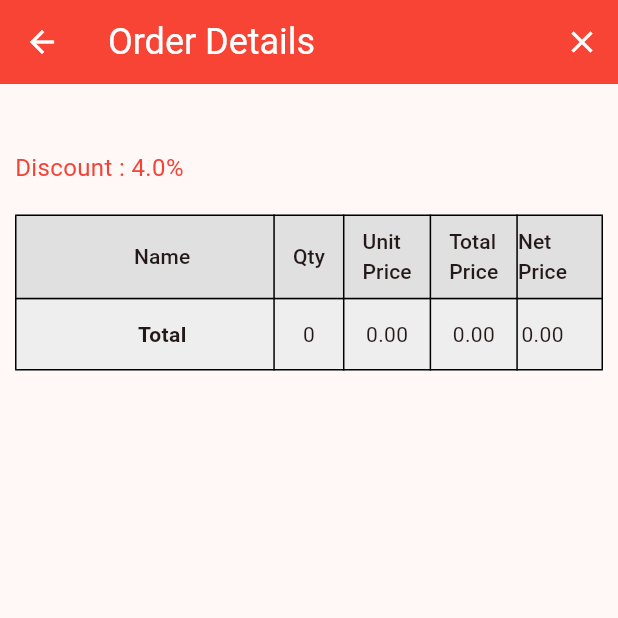
After one commit to PrathamBhavsar/order_management_app, a Flutter app: the OrderDetailsScreen screen opened directly, on a phone screen of 412 x 824 dp, the top half of it. The commit adds this screen. Run offline on Flutter 3.47's test engine with Material 3 defaults, Android fonts, the phone set to English and light mode, and no system bars; our stand-ins replace dio, logger, signature, sqflite; accounts and stored records are empty; network calls fail.

Commit message:
added details screen

```diff
--- a/lib/main.dart
+++ b/lib/main.dart
@@ -14,6 +14,7 @@ import 'domain/use_cases/remote/remote_customer_use_cases.dart';
 import 'data/repositories/customer_repository.dart';
 import 'presentation/providers/order_provider.dart';
 import 'presentation/providers/product_provider.dart';
+import 'presentation/screens/order_details_screen.dart';
 import 'presentation/screens/splash/splash_screen.dart';
 
 void main() {
--- /dev/null
+++ b/lib/presentation/screens/order_details_screen.dart
@@ -0,0 +1,181 @@
+import 'package:flutter/material.dart';
+import 'package:provider/provider.dart';
+import '../../core/extensions/app_paddings.dart';
+import '../providers/order_provider.dart';
+
+class OrderDetailsScreen extends StatelessWidget {
+  const OrderDetailsScreen({super.key});
+
+  @override
+  Widget build(BuildContext context) {
+    final orderProvider = Provider.of<OrderProvider>(context);
+    final orderItems = orderProvider.orderItems;
+    final customerName =
+        orderProvider.selectedCustomer?.name ?? "Unknown Customer";
+    final discount = 4.0;
+
+    double totalQty = orderItems.values.fold(0, (sum, qty) => sum + qty);
+    double totalUnitPrice = orderItems.entries.fold(
+      0,
+      (sum, entry) => sum + entry.key.price,
+    );
+    double totalPrice = orderItems.entries.fold(
+      0,
+      (sum, entry) => sum + (entry.key.price * entry.value),
+    );
+    double totalNetPrice = totalPrice * ((100 - discount) / 100);
+
+    return Scaffold(
+      appBar: AppBar(
+        title: Text("Order Details"),
+        actions: [
+          IconButton(
+            icon: Icon(Icons.close),
+            onPressed: () => Navigator.pop(context),
+          )
+        ],
+      ),
+      body: Column(
+        crossAxisAlignment: CrossAxisAlignment.start,
+        children: [
+          Text(customerName,
+              style: TextStyle(fontSize: 20, fontWeight: FontWeight.bold)),
+          5.hGap,
+          Text("Discount : ${discount.toStringAsFixed(1)}%",
+              style: TextStyle(color: Colors.red, fontSize: 16)),
+          20.hGap,
+          Expanded(
+            child: DataTable(
+              columnSpacing: 1,
+              headingRowColor:
+                  WidgetStateColor.resolveWith((states) => Colors.grey[300]!),
+              border: TableBorder.all(color: Colors.black),
+              columns: [
+                DataColumn(
+                  headingRowAlignment: MainAxisAlignment.spaceAround,
+                  label: Center(
+                    child: Text("Name", softWrap: true),
+                  ),
+                ),
+                DataColumn(
+                  headingRowAlignment: MainAxisAlignment.spaceAround,
+                  numeric: true,
+                  label: Center(
+                    child: Text("Qty", softWrap: true),
+                  ).padSymmetric(horizontal: 12),
+                ),
+                DataColumn(
+                  headingRowAlignment: MainAxisAlignment.spaceAround,
+                  numeric: true,
+                  label: Center(
+                    child: Text("Unit\nPrice", softWrap: true),
+                  ).padSymmetric(horizontal: 12),
+                ),
+                DataColumn(
+                  headingRowAlignment: MainAxisAlignment.spaceAround,
+                  numeric: true,
+                  label: Center(
+                    child: Text("Total\nPrice", softWrap: true),
+                  ).padSymmetric(horizontal: 12),
+                ),
+                DataColumn(
+                  headingRowAlignment: MainAxisAlignment.spaceAround,
+                  numeric: true,
+                  label: Center(child: Text("Net\nPrice", softWrap: true))
+                      .padSymmetric(horizontal: 0),
+                ),
+              ],
+              rows: [
+                ...orderItems.entries.map((entry) {
+                  final product = entry.key;
+                  final quantity = entry.value;
+                  final totalItemPrice = product.price * quantity;
+                  final netItemPrice =
+                      totalItemPrice * ((100 - discount) / 100);
+
+                  return DataRow(cells: [
+                    DataCell(
+                      Center(
+                        child: Text(product.name, softWrap: true),
+                      ),
+                    ),
+                    DataCell(
+                      Center(
+                        child: Text(
+                          quantity.toString(),
+                        ),
+                      ),
+                    ),
+                    DataCell(
+                      Center(
+                        child: Text(
+                          product.price.toStringAsFixed(2),
+                        ),
+                      ),
+                    ),
+                    DataCell(
+                      Center(
+                        child: Text(
+                          totalItemPrice.toStringAsFixed(2),
+                        ),
+                      ),
+                    ),
+                    DataCell(
+                      Center(
+                        child: Text(
+                          netItemPrice.toStringAsFixed(2),
+                        ),
+                      ),
+                    ),
+                  ]);
+                }),
+                DataRow(
+                  color: WidgetStateColor.resolveWith(
+                      (states) => Colors.grey[200]!),
+                  cells: [
+                    DataCell(
+                      Center(
+                        child: Text(
+                          "Total",
+                          style: TextStyle(fontWeight: FontWeight.bold),
+                        ),
+                      ),
+                    ),
+                    DataCell(
+                      Center(
+                        child: Text(
+                          totalQty.toStringAsFixed(0),
+                        ),
+                      ),
+                    ),
+                    DataCell(
+                      Center(
+                        child: Text(
+                          totalUnitPrice.toStringAsFixed(2),
+                        ),
+                      ),
+                    ),
+                    DataCell(
+                      Center(
+                        child: Text(
+                          totalPrice.toStringAsFixed(2),
+                        ),
+                      ),
+                    ),
+                    DataCell(
+                      Center(
+                        child: Text(
+                          totalNetPrice.toStringAsFixed(2),
+                        ),
+                      ),
+                    ),
+                  ],
+                ),
+              ],
+            ),
+          ),
+        ],
+      ).padAll(10),
+    );
+  }
+}
--- a/lib/presentation/screens/splash/splash_screen.dart
+++ b/lib/presentation/screens/splash/splash_screen.dart
@@ -19,7 +19,6 @@ class _SplashScreenState extends State<SplashScreen> {
     super.initState();
     WidgetsBinding.instance.addPostFrameCallback((_) {
       _fetchData();
-      // _fetchCategories();
     });
   }
 
--- a/pubspec.yaml
+++ b/pubspec.yaml
@@ -40,6 +40,8 @@ dependencies:
   dio: ^5.8.0+1
   json_serializable: ^6.9.3
   logger: ^2.5.0
+  signature: ^5.5.0
+  path_provider: ^2.1.5
 
 dev_dependencies:
   flutter_test:
```
Also changed, not shown: lib/presentation/providers/order_provider.dart (+22 -9 lines), lib/presentation/screens/order/order_screen.dart (+11 -13 lines), lib/presentation/screens/order/widgets/product_list.dart (+8 -6 lines), lib/presentation/screens/signature_screen.dart (added, +81 -0 lines), pubspec.lock, 1 other file.
